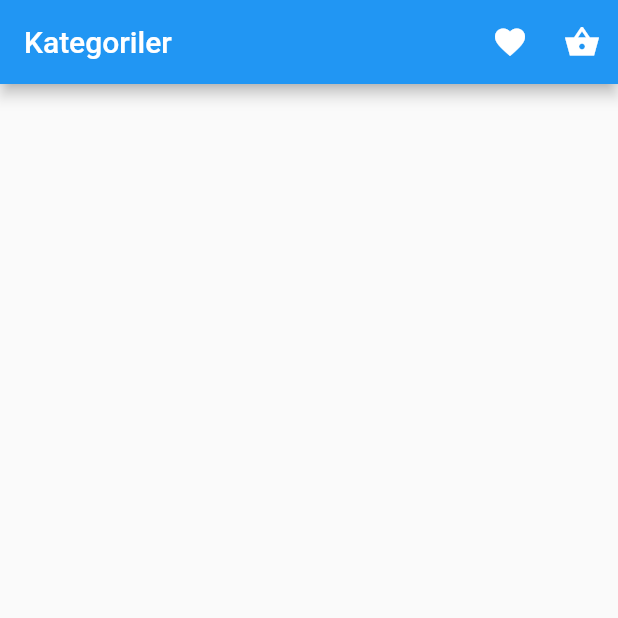
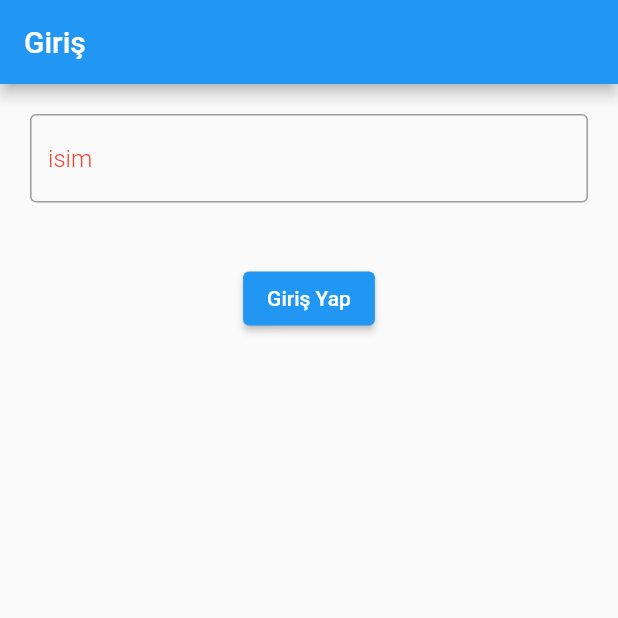
Before and after one commit to xenesarslanx/e_ticaret_app, a Flutter app: the screen it shows after launch, on a phone screen of 412 x 824 dp, the top half of it. Run offline on Flutter 3.47's test engine with Material 2 defaults, Android fonts, the phone set to English and light mode, and no system bars; our stand-ins replace cloud_firestore, firebase_core, get; accounts and stored records are empty.

Commit message:
get import

```diff
--- /dev/null
+++ b/lib/controller/controller.dart
@@ -0,0 +1,6 @@
+import 'package:get/get.dart';
+
+class Controller extends GetxController{
+ RxList userList = [].obs;
+
+}
--- a/lib/main.dart
+++ b/lib/main.dart
@@ -1,5 +1,5 @@
 import 'package:e_ticaret_app/firebase_options.dart';
-import 'package:e_ticaret_app/view/categoriesView.dart';
+import 'package:e_ticaret_app/view/loginView.dart';
 import 'package:firebase_core/firebase_core.dart';
 import 'package:flutter/material.dart';
 
@@ -10,7 +10,7 @@ void main() async{
   );
   runApp(const MaterialApp(
     debugShowCheckedModeBanner: false,
-    home: KategoriSayfasi(),
+    home: LoginView(),
   ));
 
 }
--- /dev/null
+++ b/lib/model/userModel.dart
@@ -0,0 +1,5 @@
+class User{
+ String? ad;
+
+ User(this.ad);
+}
--- /dev/null
+++ b/lib/modelView/userManager.dart
@@ -0,0 +1,9 @@
+import 'package:e_ticaret_app/controller/controller.dart';
+import 'package:e_ticaret_app/model/userModel.dart';
+class UserManager extends Controller{
+
+  isimAl(String isim){
+   userList.add(User(isim));
+  return userList;
+  }
+}
--- a/lib/view/categoriesView.dart
+++ b/lib/view/categoriesView.dart
@@ -1,10 +1,11 @@
 import 'package:e_ticaret_app/database/concrete/firebase.dart';
 import 'package:e_ticaret_app/modelView/categoriesManager.dart';
+import 'package:e_ticaret_app/modelView/userManager.dart';
 import 'package:e_ticaret_app/view/cartView.dart';
 import 'package:e_ticaret_app/view/favoritesView.dart';
 import 'package:e_ticaret_app/widgets/appBarWidgets.dart';
 import 'package:flutter/material.dart';
-
+import 'package:get/get.dart';
 class KategoriSayfasi extends StatefulWidget {
   const KategoriSayfasi({super.key});
 
@@ -15,10 +16,11 @@ class KategoriSayfasi extends StatefulWidget {
 
 class _KategoriSayfasiState extends State<KategoriSayfasi> {
    CategoriesManager categoriesManager = CategoriesManager(FirebaseDb());
+    final UserManager c = Get.find();
   @override
   Widget build(BuildContext context) {
     return Scaffold(
-        appBar: appBarMethod(context, const Text("Kategoriler"),const FavoritesView(), const CartView() ),
+        appBar: appBarMethod(context, Obx(() => Text("Kategori Seç-${c.userList[0].ad}")),const FavoritesView(), const CartView() ),
         body: FutureBuilder(
           future: categoriesManager.getKategori(),
           builder: (BuildContext context, snapshot) {
--- /dev/null
+++ b/lib/view/loginView.dart
@@ -0,0 +1,60 @@
+import 'package:e_ticaret_app/modelView/userManager.dart';
+import 'package:e_ticaret_app/view/categoriesView.dart';
+import 'package:flutter/material.dart';
+import 'package:get/get.dart';
+
+class LoginView extends StatefulWidget {
+  const LoginView({super.key});
+
+  @override
+  State<LoginView> createState() => _LoginViewState();
+}
+
+class _LoginViewState extends State<LoginView> {
+  TextEditingController textFieldKayit = TextEditingController();
+  bool check = false;
+    final UserManager c = Get.put(UserManager());
+
+  @override
+  Widget build(BuildContext context) {
+    return Scaffold(
+      appBar: AppBar(
+        title: const Text("Giriş"),
+      ),
+      body: Column(
+        children: [
+          Padding(
+            padding: const EdgeInsets.all(20.0),
+            child: TextField(
+              decoration: const InputDecoration(
+                  hintText:
+                      "isim",
+                  hintStyle:
+                      TextStyle(fontWeight: FontWeight.w300, color: Colors.red),
+                  border:
+                      OutlineInputBorder()
+                  ),
+              controller: textFieldKayit,
+
+              onEditingComplete: () {
+                c.isimAl(textFieldKayit.text);
+                 print(c.userList[0].ad);
+                 check = true;
+              },
+            ),
+          ),
+          const SizedBox(height: 20,),
+          ElevatedButton(
+            onPressed: (){
+             check == false ? const SizedBox() :
+              Navigator.push(
+              context,
+              MaterialPageRoute(builder: (context) => const KategoriSayfasi()),
+            );
+            },
+             child: const Text("Giriş Yap"))
+        ],
+      ),
+    );
+  }
+}
--- a/pubspec.yaml
+++ b/pubspec.yaml
@@ -35,7 +35,8 @@ dependencies:
   # The following adds the Cupertino Icons font to your application.
   # Use with the CupertinoIcons class for iOS style icons.
   cupertino_icons: ^1.0.2
-
+  get: ^4.6.5
+  hive: ^2.2.3
   cloud_firestore: ^4.4.4
   firebase_core: ^2.7.1
 dev_dependencies:
```
Also changed, not shown: pubspec.lock.
